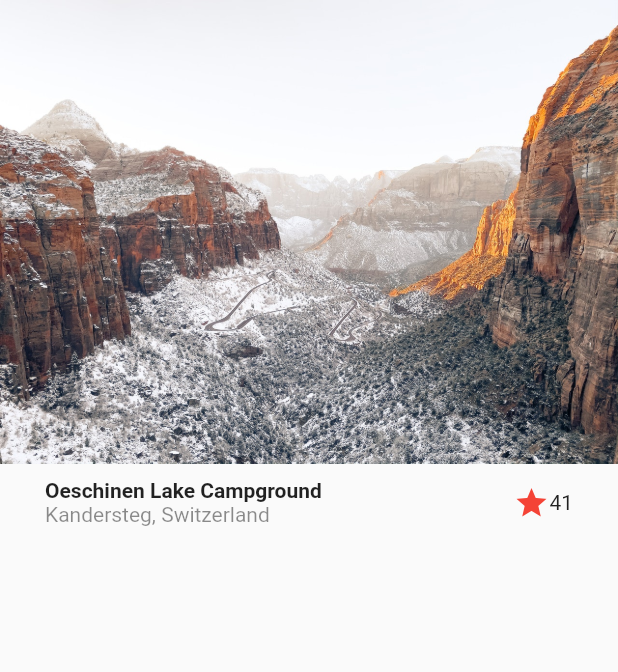
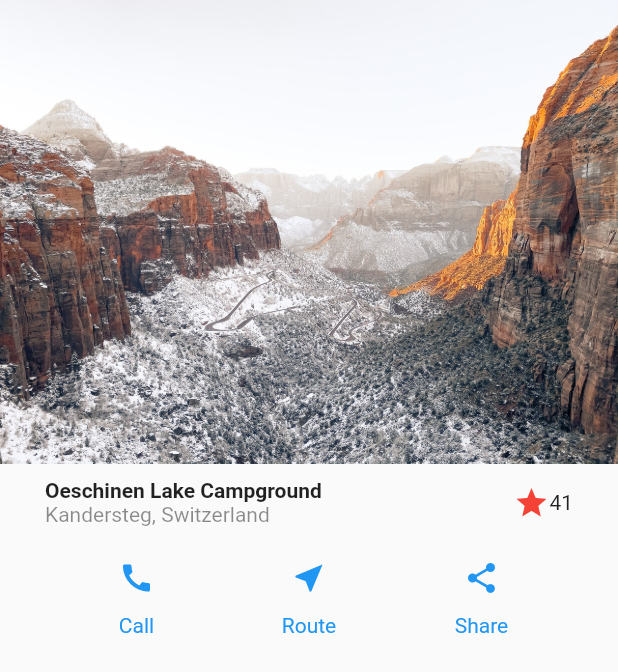
Before and after one commit to andres-mestra/design-flutter, a Flutter app: the screen it shows after launch, on a phone screen of 412 x 824 dp. Shown: the top 672 px of the screen. Run offline on Flutter 3.47's test engine with Material 2 defaults, Android fonts, the phone set to English and light mode, and no system bars.

Commit message:
feat: basic design buttons

```diff
--- a/lib/src/screens/basic_design.dart
+++ b/lib/src/screens/basic_design.dart
@@ -11,7 +11,9 @@ class BasicDesignScreen extends StatelessWidget {
           //Image
           Image(image: AssetImage('assets/landscape.jpg')),
           //Title
-          Title()
+          Title(),
+          //Botton Section
+          BottonSection()
         ],
       ),
     );
@@ -48,3 +50,47 @@ class Title extends StatelessWidget {
     );
   }
 }
+
+class BottonSection extends StatelessWidget {
+  const BottonSection({
+    Key? key,
+  }) : super(key: key);
+
+  @override
+  Widget build(BuildContext context) {
+    return Row(
+      mainAxisAlignment: MainAxisAlignment.spaceEvenly,
+      children: const [
+        CustomButton(icon: Icons.call, text: 'Call'),
+        CustomButton(icon: Icons.near_me, text: 'Route'),
+        CustomButton(icon: Icons.share, text: 'Share'),
+      ],
+    );
+  }
+}
+
+class CustomButton extends StatelessWidget {
+  final IconData icon;
+  final String text;
+
+  const CustomButton({
+    Key? key,
+    required this.icon,
+    required this.text,
+  }) : super(key: key);
+
+  @override
+  Widget build(BuildContext context) {
+    const color = Colors.blue;
+
+    return Column(
+      children: [
+        IconButton(
+          onPressed: () {},
+          icon: Icon(icon, color: color),
+        ),
+        Text(text, style: const TextStyle(color: color))
+      ],
+    );
+  }
+}
```
